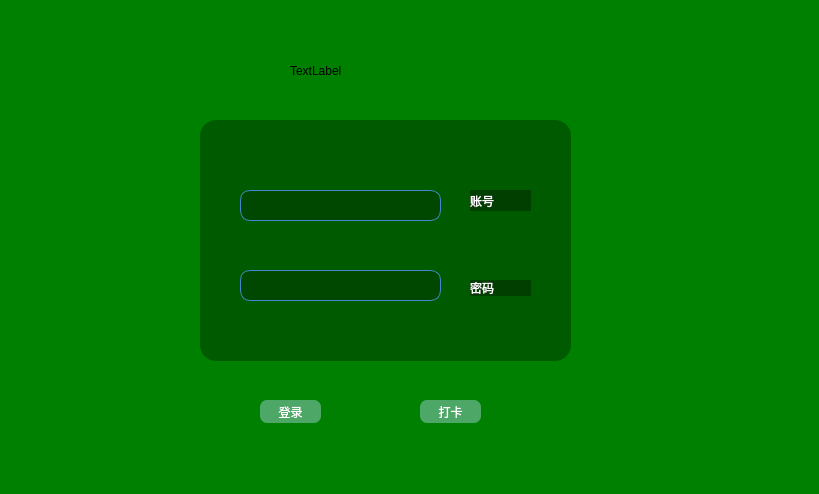
This is Payroll_analysis_system/widget.ui in CHENSIJIN123/Payroll_analysis_system as Qt 5 draws it before an edit. The edited form follows.
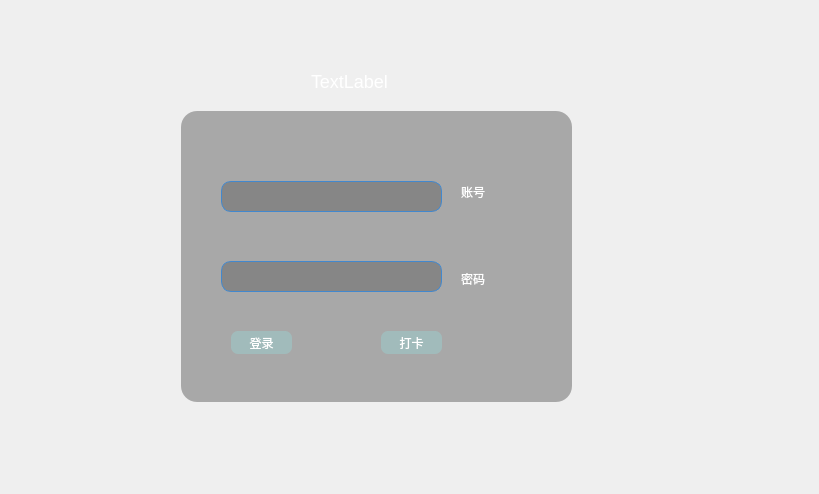
This is the edited form. Icons and pictures are not drawn.

What changed in the file:
```diff
--- a/Payroll_analysis_system/widget.ui
+++ b/Payroll_analysis_system/widget.ui
@@ -14,17 +14,40 @@
    <string>Widget</string>
   </property>
   <property name="styleSheet">
-   <string notr="true">background: green;
+   <string notr="true">
+border-image: url(:/new/prefix1/static/images/bg.jpg);
 background-size: cover;
 </string>
   </property>
+  <layout class="QGridLayout" name="gridLayout">
+   <item row="0" column="0">
+    <widget class="QWidget" name="widget_2" native="true">
+     <widget class="QLabel" name="lb_time_show">
+      <property name="geometry">
+       <rect>
+        <x>300</x>
+        <y>50</y>
+        <width>161</width>
+        <height>41</height>
+       </rect>
+      </property>
+      <property name="styleSheet">
+       <string notr="true">text-align:center;
+color:#fff;
+font-size:18px;
+border-image: none;</string>
+      </property>
+      <property name="text">
+       <string>TextLabel</string>
+      </property>
+     </widget>
   <widget class="QWidget" name="widget" native="true">
    <property name="geometry">
     <rect>
-     <x>200</x>
-     <y>120</y>
-     <width>371</width>
-     <height>241</height>
+        <x>170</x>
+        <y>100</y>
+        <width>391</width>
+        <height>291</height>
     </rect>
    </property>
    <property name="styleSheet">
@@ -38,7 +61,7 @@
      <rect>
       <x>40</x>
       <y>70</y>
-      <width>201</width>
+         <width>221</width>
       <height>31</height>
      </rect>
     </property>
@@ -55,7 +78,7 @@
      <rect>
       <x>40</x>
       <y>150</y>
-      <width>201</width>
+         <width>221</width>
       <height>31</height>
      </rect>
     </property>
@@ -70,12 +93,15 @@
    <widget class="QLabel" name="label">
     <property name="geometry">
      <rect>
-      <x>270</x>
+         <x>280</x>
       <y>70</y>
       <width>61</width>
       <height>21</height>
      </rect>
     </property>
+       <property name="styleSheet">
+        <string notr="true">background:none;</string>
+       </property>
     <property name="text">
      <string>账号</string>
     </property>
@@ -83,22 +109,24 @@
    <widget class="QLabel" name="label_2">
     <property name="geometry">
      <rect>
-      <x>270</x>
+         <x>280</x>
       <y>160</y>
       <width>61</width>
       <height>16</height>
      </rect>
     </property>
+       <property name="styleSheet">
+        <string notr="true">background:none;</string>
+       </property>
     <property name="text">
      <string>密码</string>
     </property>
    </widget>
-  </widget>
   <widget class="QPushButton" name="pb_login">
    <property name="geometry">
     <rect>
-     <x>260</x>
-     <y>400</y>
+         <x>50</x>
+         <y>220</y>
      <width>61</width>
      <height>23</height>
     </rect>
@@ -119,8 +147,8 @@
   <widget class="QPushButton" name="pb_punch">
    <property name="geometry">
     <rect>
-     <x>420</x>
-     <y>400</y>
+         <x>200</x>
+         <y>220</y>
      <width>61</width>
      <height>23</height>
     </rect>
@@ -138,19 +166,10 @@
     <string>打卡</string>
    </property>
   </widget>
-  <widget class="QLabel" name="lb_time_show">
-   <property name="geometry">
-    <rect>
-     <x>290</x>
-     <y>50</y>
-     <width>161</width>
-     <height>41</height>
-    </rect>
-   </property>
-   <property name="text">
-    <string>TextLabel</string>
-   </property>
-  </widget>
+     </widget>
+    </widget>
+   </item>
+  </layout>
  </widget>
  <layoutdefault spacing="6" margin="11"/>
  <resources/>
```
Lines whose indentation alone changed are shown as unchanged.
